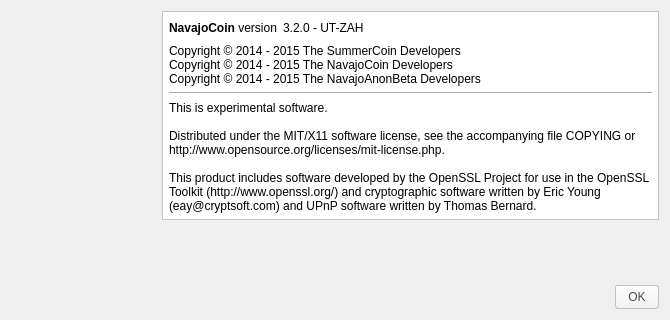
The window that src/qt/forms/aboutdialog.ui (sherlockcoin/navajocoin) describes before a commit, drawn with Qt 5.
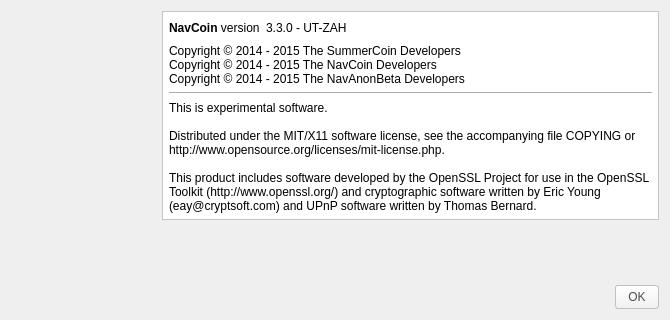
The same window after the commit. Icons and pictures are not drawn.

```diff
--- a/src/qt/forms/aboutdialog.ui
+++ b/src/qt/forms/aboutdialog.ui
@@ -103,7 +103,7 @@
              <cursorShape>IBeamCursor</cursorShape>
             </property>
             <property name="text">
-             <string>&lt;b&gt;NavajoCoin&lt;/b&gt; version</string>
+             <string>&lt;b&gt;NavCoin&lt;/b&gt; version</string>
             </property>
             <property name="margin">
              <number>0</number>
@@ -119,7 +119,7 @@
              <cursorShape>IBeamCursor</cursorShape>
             </property>
             <property name="text">
-             <string notr="true">3.2.0 - UT-ZAH</string>
+             <string notr="true">3.3.0 - UT-ZAH</string>
             </property>
             <property name="textInteractionFlags">
              <set>Qt::LinksAccessibleByMouse|Qt::TextSelectableByKeyboard|Qt::TextSelectableByMouse</set>
@@ -147,7 +147,7 @@
            <cursorShape>IBeamCursor</cursorShape>
           </property>
           <property name="text">
-           <string>&lt;html&gt;&lt;head/&gt;&lt;body&gt;&lt;p&gt;Copyright © 2014 - 2015 The SummerCoin Developers&lt;br /&gt;Copyright © 2014 - 2015 The NavajoCoin Developers&lt;br /&gt;Copyright © 2014 - 2015 The NavajoAnonBeta Developers&lt;/p&gt;&lt;/body&gt;&lt;/html&gt;</string>
+           <string>&lt;html&gt;&lt;head/&gt;&lt;body&gt;&lt;p&gt;Copyright © 2014 - 2015 The SummerCoin Developers&lt;br /&gt;Copyright © 2014 - 2015 The NavCoin Developers&lt;br /&gt;Copyright © 2014 - 2015 The NavAnonBeta Developers&lt;/p&gt;&lt;/body&gt;&lt;/html&gt;</string>
           </property>
           <property name="textInteractionFlags">
            <set>Qt::LinksAccessibleByMouse|Qt::TextSelectableByKeyboard|Qt::TextSelectableByMouse</set>
```
Left out of the diff: 2 changed lines with no effect on the pictures.
